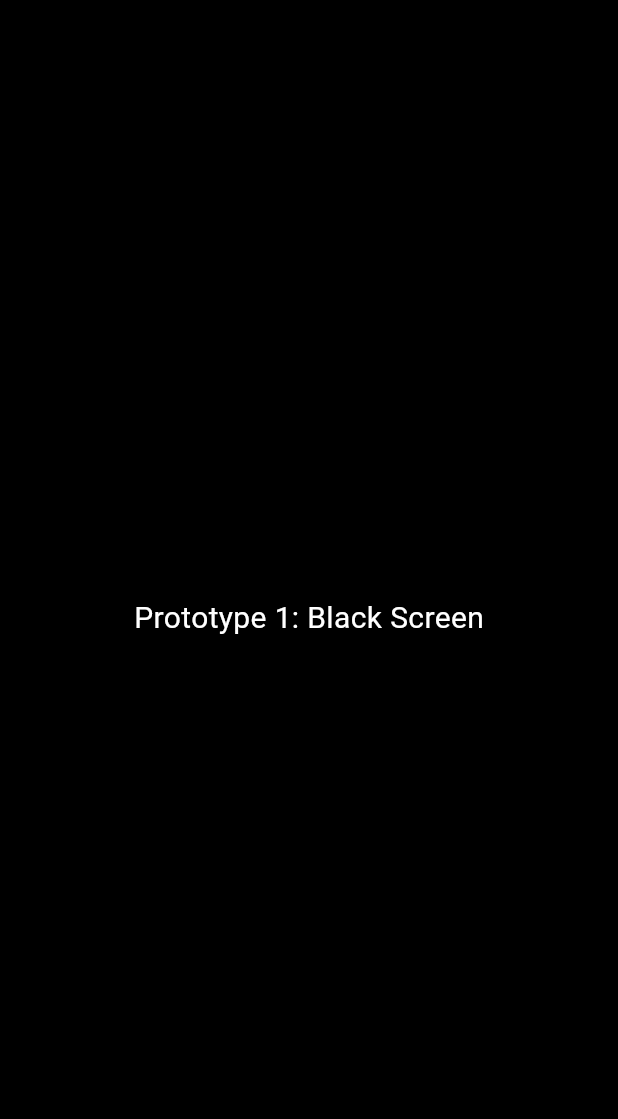
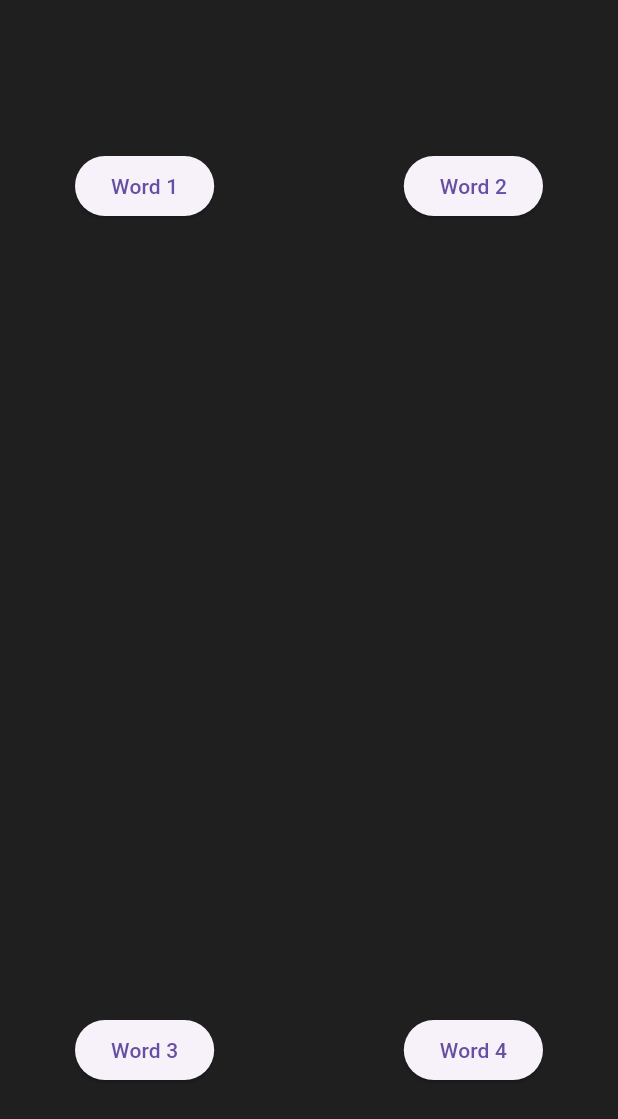
Before and after one commit to AyushZero/type_zero, a Flutter app: the screen it shows after launch, on a phone screen of 412 x 824 dp. Shown: the top 1119 px of the screen. Run offline on Flutter 3.47's test engine with Material 3 defaults, Android fonts, the phone set to English and light mode, and no system bars.

```diff
--- a/lib/main.dart
+++ b/lib/main.dart
@@ -5,19 +5,47 @@ void main() {
 }
 
 class TypingApp extends StatelessWidget {
-  const TypingApp({super.key});
-
   @override
   Widget build(BuildContext context) {
     return MaterialApp(
       debugShowCheckedModeBanner: false,
       home: Scaffold(
-        backgroundColor: Colors.black,
-        body: Center(
-          child: Text(
-            'Prototype 1: Black Screen',
-            style: TextStyle(color: Colors.white, fontSize: 20),
-          ),
+        backgroundColor: Color(0xFF1F1F1F),
+        body: Stack(
+          children: [
+            Positioned(
+              left: 50,
+              top: 100,
+              child: ElevatedButton(
+                onPressed: () {},
+                child: Text('Word 1'),
+              ),
+            ),
+            Positioned(
+              right: 50,
+              top: 100,
+              child: ElevatedButton(
+                onPressed: () {},
+                child: Text('Word 2'),
+              ),
+            ),
+            Positioned(
+              left: 50,
+              bottom: 100,
+              child: ElevatedButton(
+                onPressed: () {},
+                child: Text('Word 3'),
+              ),
+            ),
+            Positioned(
+              right: 50,
+              bottom: 100,
+              child: ElevatedButton(
+                onPressed: () {},
+                child: Text('Word 4'),
+              ),
+            ),
+          ],
         ),
       ),
     );
```
Also changed, not shown: 1 other file.
